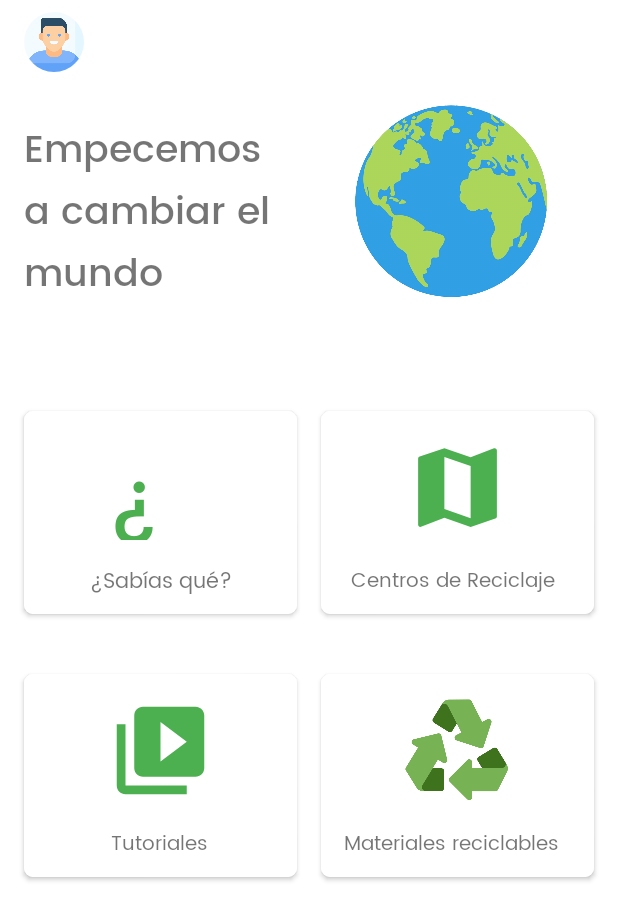
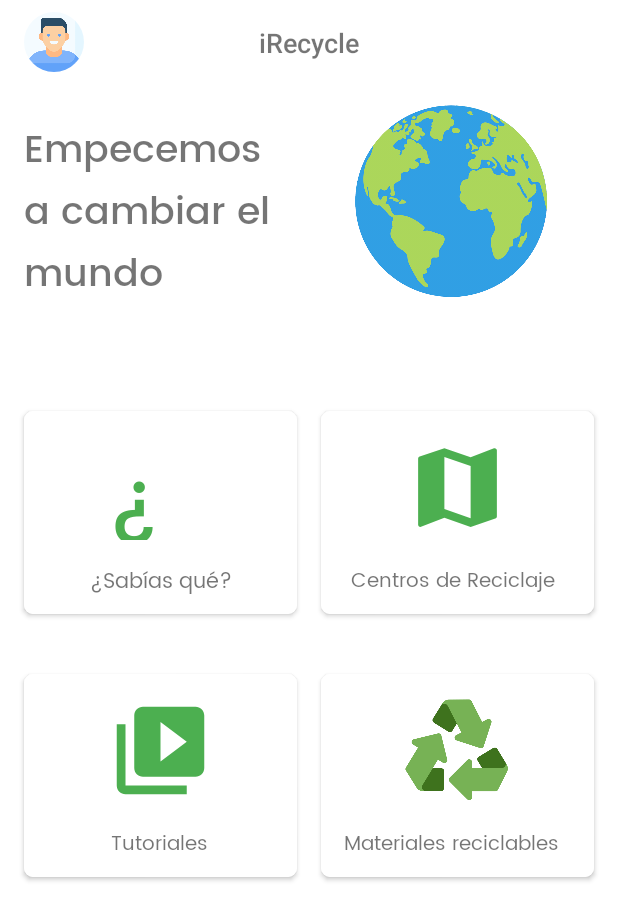
Before and after one commit to MarcoRamirezGT/IRecycle, an Android app: the screen it shows after launch once a user with an empty profile is signed in (HomeActivity), on a phone screen of 412 x 824 dp. Shown: the top 920 px of the screen. Run offline under Robolectric (Android 15) with nearby library versions, the light colour scheme and no system bars; our stand-ins replace CircleImageView, Firebase (no records; nobody signed in at launch, a user with empty details on screens opened directly), data binding, navigation-ui.

Commit message:
Pequeños cambios

```diff
--- a/app/src/main/java/com/example/irecycle/MaterialesActivity.java
+++ b/app/src/main/java/com/example/irecycle/MaterialesActivity.java
@@ -15,6 +15,7 @@ public class MaterialesActivity extends AppCompatActivity {
         if(Build.VERSION.SDK_INT >= Build.VERSION_CODES.M){
             getWindow().getDecorView().setSystemUiVisibility(View.SYSTEM_UI_FLAG_LIGHT_STATUS_BAR);
         }
+        setTheme(R.style.AppTheme);
         setContentView(R.layout.activity_materiales);
     }
     public void onBackHome(View view){
--- a/app/src/main/res/layout/activity_sabias_que.xml
+++ b/app/src/main/res/layout/activity_sabias_que.xml
@@ -4,6 +4,7 @@
     xmlns:tools="http://schemas.android.com/tools"
     android:layout_width="match_parent"
     android:layout_height="match_parent"
+    android:background="@color/primary_background_color"
     tools:context=".SabiasQueActivity">
     <LinearLayout
         android:layout_width="match_parent"
--- a/app/src/main/res/layout/fragment_home.xml
+++ b/app/src/main/res/layout/fragment_home.xml
@@ -35,6 +35,18 @@
                     android:contentDescription="@string/icon_description_text"
                     android:src="@drawable/profile"
                     app:layout_constraintBottom_toBottomOf="parent"
+                    app:layout_constraintStart_toStartOf="parent"
+                    app:layout_constraintTop_toTopOf="parent" />
+
+                <TextView
+                    android:id="@+id/textView11"
+                    android:layout_width="wrap_content"
+                    android:layout_height="wrap_content"
+                    android:fontFamily="sans-serif-medium"
+                    android:text="iRecycle"
+                    android:textSize="18sp"
+                    app:layout_constraintBottom_toBottomOf="parent"
+                    app:layout_constraintEnd_toEndOf="parent"
                     app:layout_constraintStart_toStartOf="parent"
                     app:layout_constraintTop_toTopOf="parent" />
 
--- a/app/src/main/res/values/styles.xml
+++ b/app/src/main/res/values/styles.xml
@@ -4,6 +4,10 @@
         <item name="colorPrimary">@color/colorPrimary</item>
         <item name="colorPrimaryDark">@color/colorPrimaryDark</item>
         <item name="colorAccent">@color/colorAccent</item>
+
+        <!--        STATUS BAR-->
+        <item name="android:windowLightStatusBar">true</item>
+        <item name="android:statusBarColor">@color/primary_background_color</item>
     </style>
 
     <style name="AppTheme.NoActionBar">
```
